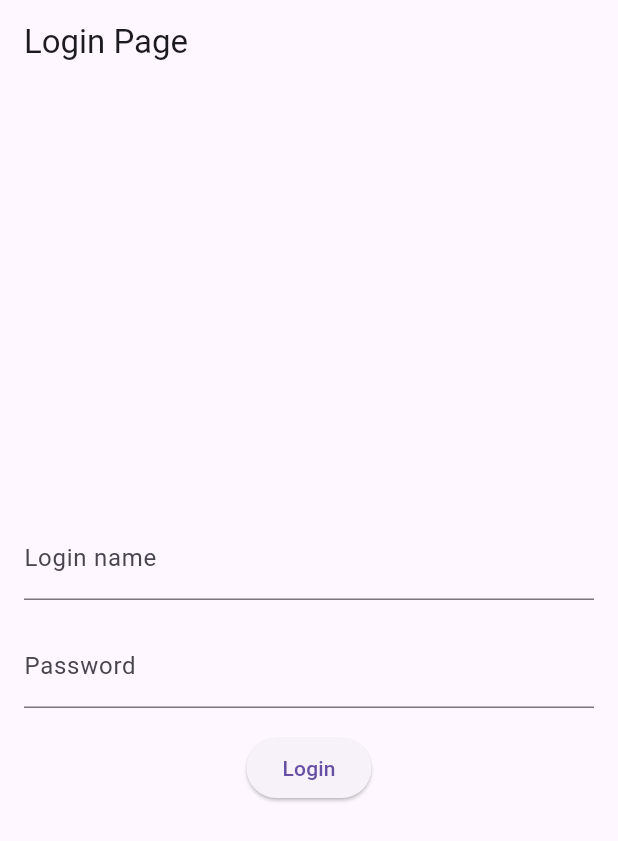
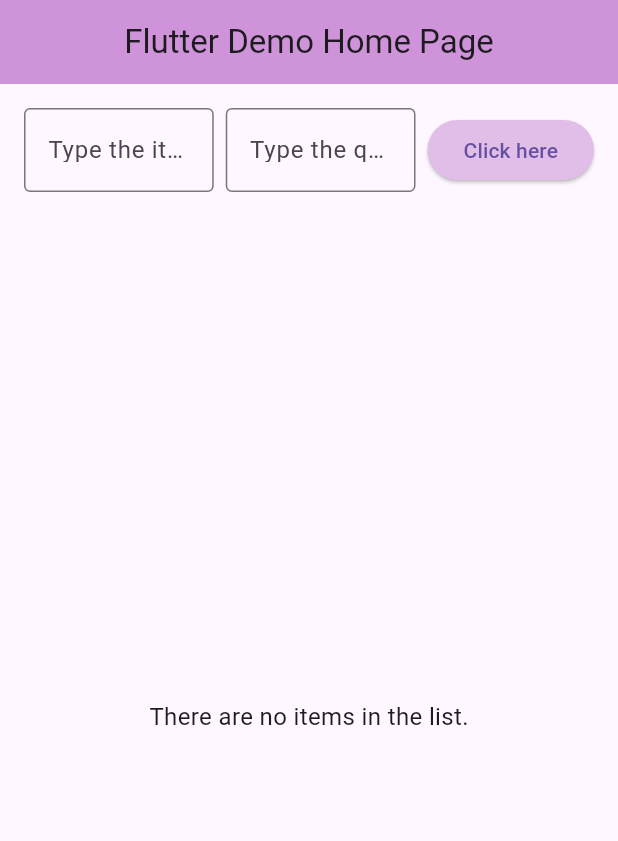
Before and after one commit to tetherstether/CST2335_classWork, a Flutter app: the screen it shows after launch, on a phone screen of 412 x 824 dp. Shown: the top 841 px of the screen. Run offline on Flutter 3.47's test engine with Material 3 defaults, Android fonts, the phone set to English and light mode, and no system bars.

Commit message:
finished week6 Lab - ListView

```diff
--- a/lib/main.dart
+++ b/lib/main.dart
@@ -1,168 +1,153 @@
 import 'package:flutter/material.dart';
-import 'package:encrypted_shared_preferences/encrypted_shared_preferences.dart';
-import 'package:url_launcher/url_launcher.dart';
+import 'package:flutter/rendering.dart';
 
-void main() async {
-  WidgetsFlutterBinding.ensureInitialized();
-  final EncryptedSharedPreferences encryptedPrefs = EncryptedSharedPreferences();
-  runApp(MyApp(encryptedPrefs: encryptedPrefs));
+void main() {
+  debugPaintSizeEnabled = false; // Hide layout debugging
+  runApp(const MyApp());
 }
 
 class MyApp extends StatelessWidget {
-  final EncryptedSharedPreferences encryptedPrefs;
-  const MyApp({super.key, required this.encryptedPrefs});
+  const MyApp({super.key});
 
   @override
   Widget build(BuildContext context) {
     return MaterialApp(
-      title: 'Lab 5 Flutter App',
-      home: LoginPage(encryptedPrefs: encryptedPrefs),
-      theme: ThemeData(primarySwatch: Colors.blue),
+      debugShowCheckedModeBanner: true, // Show debug banner as in the provided screenshot
+      title: 'Flutter Demo Home Page',
+      theme: ThemeData(
+        primarySwatch: Colors.purple,
+      ),
+      home: const ShoppingListPage(),
     );
   }
 }
 
-class LoginPage extends StatefulWidget {
-  final EncryptedSharedPreferences encryptedPrefs;
-  const LoginPage({super.key, required this.encryptedPrefs});
+class ShoppingListPage extends StatefulWidget {
+  const ShoppingListPage({super.key});
 
   @override
-  LoginPageState createState() => LoginPageState();
+  State<ShoppingListPage> createState() => _ShoppingListPageState();
 }
 
-class LoginPageState extends State<LoginPage> {
-  final TextEditingController _loginController = TextEditingController();
-  final TextEditingController _passwordController = TextEditingController();
+class _ShoppingListPageState extends State<ShoppingListPage> {
+  final TextEditingController _itemController = TextEditingController();
+  final TextEditingController _quantityController = TextEditingController();
+  final List<Map<String, String>> _shoppingList = [];
 
-  @override
-  void initState() {
-    super.initState();
-    _loadSavedCredentials();
-  }
-
-  void _loadSavedCredentials() async {
-    final savedLogin = await widget.encryptedPrefs.getString('login');
-    final savedPassword = await widget.encryptedPrefs.getString('password');
-    if (savedLogin != null && savedPassword != null) {
-      _loginController.text = savedLogin;
-      _passwordController.text = savedPassword;
+  void _addItem() {
+    if (_itemController.text.isNotEmpty && _quantityController.text.isNotEmpty) {
+      setState(() {
+        _shoppingList.add({
+          'item': _itemController.text,
+          'quantity': _quantityController.text,
+        });
+        _itemController.clear(); // Clear input fields
+        _quantityController.clear();
+      });
     }
   }
 
-  void _login() {
-    if (_passwordController.text == "QWERTY123") {
-      Navigator.push(
-        context,
-        MaterialPageRoute(
-          builder: (context) => ProfilePage(
-            loginName: _loginController.text,
-            encryptedPrefs: widget.encryptedPrefs,
-          ),
-        ),
-      );
-    } else {
-      ScaffoldMessenger.of(context).showSnackBar(
-        SnackBar(content: Text("Invalid credentials")),
-      );
-    }
+  void _removeItem(int index) {
+    showDialog(
+      context: context,
+      builder: (BuildContext context) {
+        return AlertDialog(
+          title: const Text('Remove Item'),
+          content: const Text('Are you sure you want to delete this item?'),
+          actions: [
+            TextButton(
+              onPressed: () {
+                Navigator.of(context).pop(); // Close dialog without removing item
+              },
+              child: const Text('No'),
+            ),
+            TextButton(
+              onPressed: () {
+                setState(() {
+                  _shoppingList.removeAt(index);
+                });
+                Navigator.of(context).pop(); // Close dialog
+              },
+              child: const Text('Yes'),
+            ),
+          ],
+        );
+      },
+    );
   }
 
   @override
   Widget build(BuildContext context) {
     return Scaffold(
-      appBar: AppBar(title: Text("Login Page")),
+      appBar: AppBar(
+        title: const Text('Flutter Demo Home Page'),
+        centerTitle: true,
+        backgroundColor: Colors.purple[200],
+      ),
       body: Padding(
         padding: const EdgeInsets.all(16.0),
         child: Column(
-          mainAxisAlignment: MainAxisAlignment.center,
           children: [
-            TextField(controller: _loginController, decoration: InputDecoration(labelText: "Login name")),
-            SizedBox(height: 16),
-            TextField(controller: _passwordController, obscureText: true, decoration: InputDecoration(labelText: "Password")),
-            SizedBox(height: 16),
-            ElevatedButton(onPressed: _login, child: Text("Login")),
+            Row(
+              children: [
+                Expanded(
+                  child: TextField(
+                    controller: _itemController,
+                    decoration: const InputDecoration(
+                      labelText: 'Type the item here',
+                      border: OutlineInputBorder(),
+                    ),
+                  ),
+                ),
+                const SizedBox(width: 8),
+                Expanded(
+                  child: TextField(
+                    controller: _quantityController,
+                    keyboardType: TextInputType.number,
+                    decoration: const InputDecoration(
+                      labelText: 'Type the quantity here',
+                      border: OutlineInputBorder(),
+                    ),
+                  ),
+                ),
+                const SizedBox(width: 8),
+                ElevatedButton(
+                  onPressed: _addItem,
+                  style: ElevatedButton.styleFrom(
+                    backgroundColor: Colors.purple[100],
+                  ),
+                  child: const Text('Click here'),
+                ),
+              ],
+            ),
+            const SizedBox(height: 20),
+            Expanded(
+              child: _shoppingList.isEmpty
+                  ? const Center(
+                child: Text(
+                  'There are no items in the list.',
+                  style: TextStyle(fontSize: 16),
+                ),
+              )
+                  : ListView.builder(
+                itemCount: _shoppingList.length,
+                itemBuilder: (context, index) {
+                  return GestureDetector(
+                    onLongPress: () => _removeItem(index),
+                    child: Padding(
+                      padding: const EdgeInsets.symmetric(vertical: 4.0),
+                      child: Text(
+                        '${index + 1}: ${_shoppingList[index]['item']}   quantity: ${_shoppingList[index]['quantity']}',
+                        style: const TextStyle(fontSize: 16),
+                      ),
+                    ),
+                  );
+                },
+              ),
+            ),
           ],
         ),
       ),
     );
   }
 }
-
-class ProfilePage extends StatefulWidget {
-  final String loginName;
-  final EncryptedSharedPreferences encryptedPrefs;
-  const ProfilePage({super.key, required this.loginName, required this.encryptedPrefs});
-
-  @override
-  ProfilePageState createState() => ProfilePageState();
-}
-
-class ProfilePageState extends State<ProfilePage> {
-  final TextEditingController _firstNameController = TextEditingController();
-  final TextEditingController _lastNameController = TextEditingController();
-  final TextEditingController _phoneController = TextEditingController();
-  final TextEditingController _emailController = TextEditingController();
-
-  @override
-  void initState() {
-    super.initState();
-    _loadData();
-    WidgetsBinding.instance.addPostFrameCallback((_) {
-      ScaffoldMessenger.of(context).showSnackBar(
-        SnackBar(content: Text("Welcome Back, ${widget.loginName}")),
-      );
-    });
-  }
-
-  void _loadData() async {
-    _firstNameController.text = await widget.encryptedPrefs.getString('firstName') ?? '';
-    _lastNameController.text = await widget.encryptedPrefs.getString('lastName') ?? '';
-    _phoneController.text = await widget.encryptedPrefs.getString('phone') ?? '';
-    _emailController.text = await widget.encryptedPrefs.getString('email') ?? '';
-  }
-
-  void _saveData() async {
-    await widget.encryptedPrefs.setString('firstName', _firstNameController.text);
-    await widget.encryptedPrefs.setString('lastName', _lastNameController.text);
-    await widget.encryptedPrefs.setString('phone', _phoneController.text);
-    await widget.encryptedPrefs.setString('email', _emailController.text);
-  }
-
-  void _launchURL(String url) async {
-    if (await canLaunch(url)) {
-      await launch(url);
-    } else {
-      showDialog(
-        context: context,
-        builder: (context) => AlertDialog(title: Text("Error"), content: Text("Cannot open $url"), actions: [TextButton(onPressed: () => Navigator.pop(context), child: Text("OK"))]),
-      );
-    }
-  }
-
-  @override
-  Widget build(BuildContext context) {
-    return Scaffold(
-      appBar: AppBar(title: Text("Profile Page")),
-      body: Padding(
-        padding: const EdgeInsets.all(16.0),
-        child: Column(
-          children: [
-            Text("Welcome Back, ${widget.loginName}", style: TextStyle(fontSize: 18, fontWeight: FontWeight.bold)),
-            TextField(controller: _firstNameController, decoration: InputDecoration(labelText: "First Name")),
-            TextField(controller: _lastNameController, decoration: InputDecoration(labelText: "Last Name")),
-            Row(children: [
-              Flexible(child: TextField(controller: _phoneController, decoration: InputDecoration(labelText: "Phone Number"))),
-              IconButton(icon: Icon(Icons.phone), onPressed: () => _launchURL("tel:${_phoneController.text}")),
-              IconButton(icon: Icon(Icons.message), onPressed: () => _launchURL("sms:${_phoneController.text}")),
-            ]),
-            Row(children: [
-              Flexible(child: TextField(controller: _emailController, decoration: InputDecoration(labelText: "Email Address"))),
-              IconButton(icon: Icon(Icons.mail), onPressed: () => _launchURL("mailto:${_emailController.text}")),
-            ]),
-            ElevatedButton(onPressed: _saveData, child: Text("Save")),
-          ],
-        ),
-      ),
-    );
-  }
-}
```
